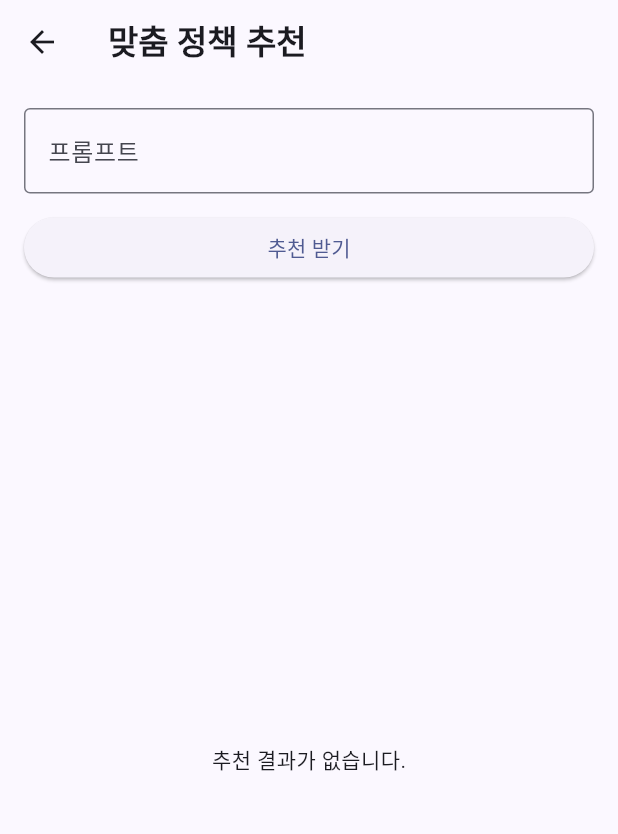
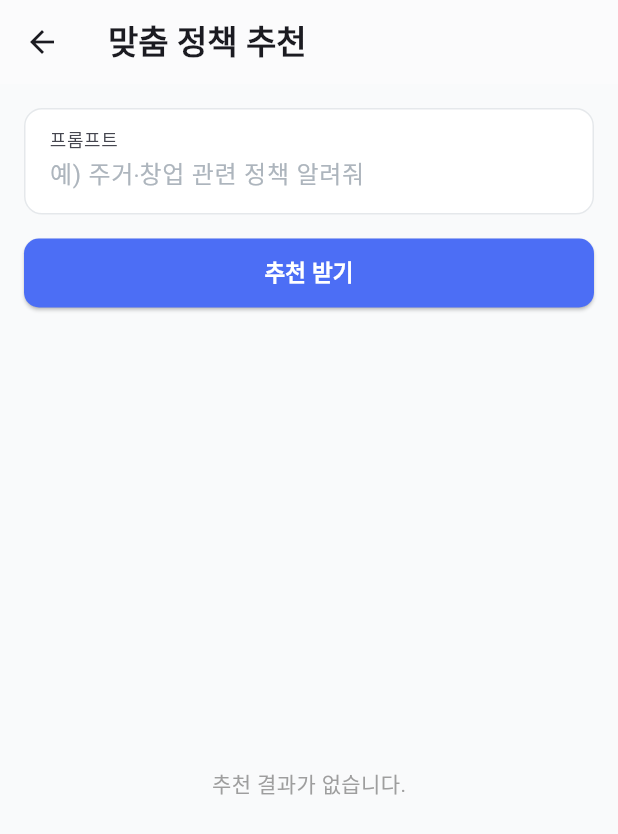
Before and after one commit to Neogulmanpassingby/clientfile, a Flutter app: the RecommendPage screen opened directly, on a phone screen of 412 x 824 dp. Shown: the top 834 px of the screen. Run offline on Flutter 3.47's test engine with Material 3 defaults, Android fonts, the phone set to English and light mode, and no system bars; our stand-ins replace flutter_secure_storage, lottie, shimmer; accounts and stored records are empty; Roboto replaces fonts that are missing (Pretendard); project files that could hold a hidden picture were left out.

Commit message:
style: ui 수정

```diff
--- a/lib/pages/MainPage/RecommendPage.dart
+++ b/lib/pages/MainPage/RecommendPage.dart
@@ -66,10 +66,6 @@ class _RecommendPageState extends State<RecommendPage> {
 
     return Padding(
       padding: const EdgeInsets.symmetric(horizontal: 16, vertical: 6),
-      child: Material(
-        elevation: 0.5,
-        borderRadius: BorderRadius.circular(12),
-        color: Colors.white,
       child: InkWell(
         borderRadius: BorderRadius.circular(12),
         onTap: () {
@@ -80,8 +76,13 @@ class _RecommendPageState extends State<RecommendPage> {
             ),
           );
         },
-          child: Padding(
-            padding: const EdgeInsets.symmetric(horizontal: 16, vertical: 12),
+        child: Container(
+          padding: const EdgeInsets.symmetric(horizontal: 16, vertical: 14),
+          decoration: BoxDecoration(
+            color: Colors.white,
+            borderRadius: BorderRadius.circular(12),
+            border: Border.all(color: const Color(0xFFE5E8EB)),
+          ),
           child: Row(
             crossAxisAlignment: CrossAxisAlignment.center,
             children: [
@@ -91,22 +92,29 @@ class _RecommendPageState extends State<RecommendPage> {
                   children: [
                     Text(
                       title,
-                        style: const TextStyle(fontWeight: FontWeight.w600),
+                      style: const TextStyle(
+                        fontWeight: FontWeight.w600,
+                        fontSize: 15,
+                        color: Colors.black87,
+                      ),
                     ),
                     if (reason.isNotEmpty || badges.isNotEmpty)
                       const SizedBox(height: 6),
-                      if (reason.isNotEmpty)
+                    if (reason.isNotEmpty) ...[
+                      const SizedBox(height: 4),
                       Text(
                         reason,
                         maxLines: 2,
                         overflow: TextOverflow.ellipsis,
                         style: TextStyle(
-                            color: Colors.black.withOpacity(0.75),
-                            height: 1.3,
+                          fontSize: 13,
+                          color: Colors.black.withValues(alpha: 0.75),
+                          height: 1.4,
                         ),
                       ),
-                      if (badges.isNotEmpty) const SizedBox(height: 6),
-                      if (badges.isNotEmpty)
+                    ],
+                    if (badges.isNotEmpty) ...[
+                      const SizedBox(height: 10),
                       Wrap(
                         spacing: 6,
                         runSpacing: -8,
@@ -115,6 +123,8 @@ class _RecommendPageState extends State<RecommendPage> {
                             .map(
                               (b) => Chip(
                                 label: Text(b),
+                                backgroundColor: const Color(0xFFF1F3F5),
+                                labelStyle: const TextStyle(fontSize: 12),
                                 materialTapTargetSize:
                                     MaterialTapTargetSize.shrinkWrap,
                                 visualDensity: const VisualDensity(
@@ -126,12 +136,12 @@ class _RecommendPageState extends State<RecommendPage> {
                             .toList(),
                       ),
                     ],
+                  ],
                 ),
               ),
               const SizedBox(width: 8),
-                Icon(Icons.chevron_right, color: Colors.grey.shade500),
+              const Icon(Icons.chevron_right, color: Colors.grey),
             ],
-            ),
           ),
         ),
       ),
@@ -141,42 +151,83 @@ class _RecommendPageState extends State<RecommendPage> {
   @override
   Widget build(BuildContext context) {
     return Scaffold(
+      backgroundColor: const Color(0xFFF9FAFB),
       appBar: AppBar(
         title: const Text(
           '맞춤 정책 추천',
           style: TextStyle(fontWeight: FontWeight.w600),
         ),
+        backgroundColor: Colors.white,
+        elevation: 0.5,
       ),
-      body: Padding(
-        padding: const EdgeInsets.all(16),
-        child: Column(
+      body: Column(
         children: [
-            TextField(
+          Padding(
+            padding: const EdgeInsets.fromLTRB(16, 16, 16, 8),
+            child: Container(
+              decoration: BoxDecoration(
+                color: Colors.white,
+                borderRadius: BorderRadius.circular(12),
+                border: Border.all(color: const Color(0xFFE5E8EB)),
+              ),
+              child: TextField(
                 controller: _promptCtrl,
                 decoration: const InputDecoration(
                   labelText: '프롬프트',
                   hintText: '예) 주거‧창업 관련 정책 알려줘',
-                border: OutlineInputBorder(),
+                  hintStyle: TextStyle(color: Color(0xFFADB5BD)),
+                  border: InputBorder.none,
+                  floatingLabelBehavior: FloatingLabelBehavior.always,
+                  contentPadding: EdgeInsets.symmetric(
+                    horizontal: 16,
+                    vertical: 14,
                   ),
                 ),
-            const SizedBox(height: 12),
-            SizedBox(
+              ),
+            ),
+          ),
+          Padding(
+            padding: const EdgeInsets.symmetric(horizontal: 16, vertical: 8),
+            child: SizedBox(
               width: double.infinity,
+              height: 46,
               child: ElevatedButton(
+                style: ElevatedButton.styleFrom(
+                  backgroundColor: const Color(0xFF4C6EF5),
+                  shape: RoundedRectangleBorder(
+                    borderRadius: BorderRadius.circular(10),
+                  ),
+                ),
                 onPressed: _loading ? null : _fetchRecommendations,
                 child: _loading
                     ? const SizedBox(
                         width: 18,
                         height: 18,
-                        child: CircularProgressIndicator(strokeWidth: 2),
+                        child: CircularProgressIndicator(
+                          strokeWidth: 2,
+                          color: Colors.white,
+                        ),
                       )
-                    : const Text('추천 받기'),
+                    : const Text(
+                        '추천 받기',
+                        style: TextStyle(
+                          color: Colors.white,
+                          fontSize: 15,
+                          fontWeight: FontWeight.w600,
                         ),
                       ),
-            const SizedBox(height: 16),
+              ),
+            ),
+          ),
+          const SizedBox(height: 8),
           Expanded(
             child: _results.isEmpty
-                  ? const Center(child: Text('추천 결과가 없습니다.'))
+                ? const Center(
+                    child: Text(
+                      '추천 결과가 없습니다.',
+                      style: TextStyle(color: Colors.grey),
+                    ),
+                  )
                 : ListView.builder(
                     itemCount: _results.length,
                     itemBuilder: (_, i) => _resultItem(_results[i]),
@@ -184,7 +235,6 @@ class _RecommendPageState extends State<RecommendPage> {
           ),
         ],
       ),
-      ),
     );
   }
 }
```
Lines whose indentation alone changed are shown as unchanged.
